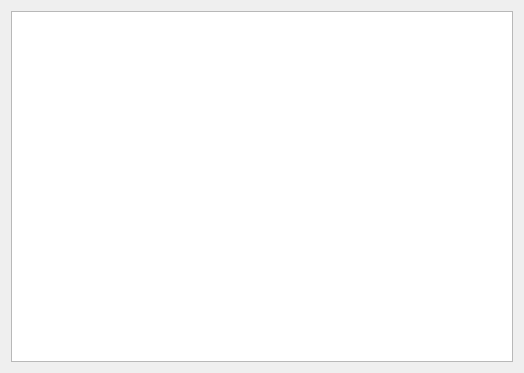
Old version of the form eiskaltdcpp/ui/UIDownloadQueue.ui in the repository eiskaltdcpp/eiskaltdcpp.
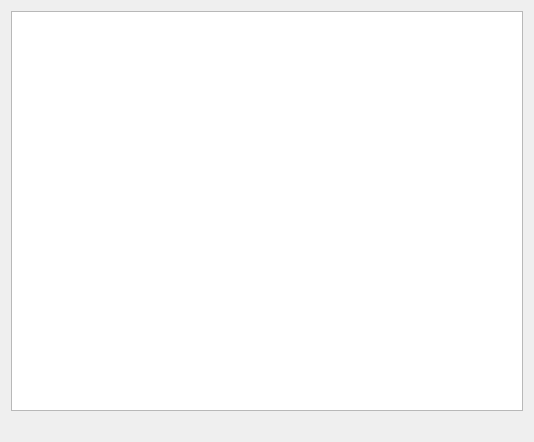
New version of the form.

Diff of the .ui file:
```diff
--- a/eiskaltdcpp/ui/UIDownloadQueue.ui
+++ b/eiskaltdcpp/ui/UIDownloadQueue.ui
@@ -6,8 +6,8 @@
    <rect>
     <x>0</x>
     <y>0</y>
-    <width>524</width>
-    <height>373</height>
+    <width>534</width>
+    <height>442</height>
    </rect>
   </property>
   <property name="windowTitle">
@@ -20,12 +20,34 @@
       <enum>Qt::Horizontal</enum>
      </property>
      <widget class="QTreeView" name="treeView_TARGET">
+      <property name="sizePolicy">
+       <sizepolicy hsizetype="Expanding" vsizetype="Expanding">
+        <horstretch>0</horstretch>
+        <verstretch>0</verstretch>
+       </sizepolicy>
+      </property>
       <property name="selectionMode">
        <enum>QAbstractItemView::ExtendedSelection</enum>
       </property>
      </widget>
     </widget>
    </item>
+   <item row="1" column="0">
+    <widget class="QLabel" name="label_STATS">
+     <property name="sizePolicy">
+      <sizepolicy hsizetype="Preferred" vsizetype="Fixed">
+       <horstretch>0</horstretch>
+       <verstretch>0</verstretch>
+      </sizepolicy>
+     </property>
+     <property name="text">
+      <string/>
+     </property>
+     <property name="alignment">
+      <set>Qt::AlignRight|Qt::AlignTrailing|Qt::AlignVCenter</set>
+     </property>
+    </widget>
+   </item>
   </layout>
  </widget>
  <resources/>
```
